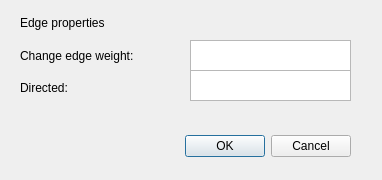
Qt form IntelliGraph/popupedge.ui (SEGroup10/IntelliGraph) before a commit.
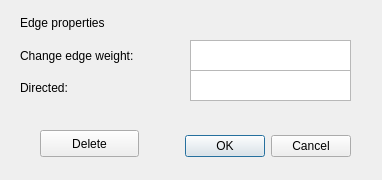
The same form after that commit.

Commit message: Added Delete Node and Delete Edge buttons

The edit to the form file:
```diff
--- a/IntelliGraph/popupedge.ui
+++ b/IntelliGraph/popupedge.ui
@@ -50,7 +50,7 @@
     <rect>
      <x>20</x>
      <y>10</y>
-     <width>141</width>
+     <width>146</width>
      <height>91</height>
     </rect>
    </property>
@@ -91,6 +91,19 @@
     <bool>true</bool>
    </property>
   </widget>
+  <widget class="QPushButton" name="DeleteEdge">
+   <property name="geometry">
+    <rect>
+     <x>40</x>
+     <y>130</y>
+     <width>99</width>
+     <height>27</height>
+    </rect>
+   </property>
+   <property name="text">
+    <string>Delete</string>
+   </property>
+  </widget>
  </widget>
  <resources/>
  <connections>
```
The commit also changes 6 other files.
